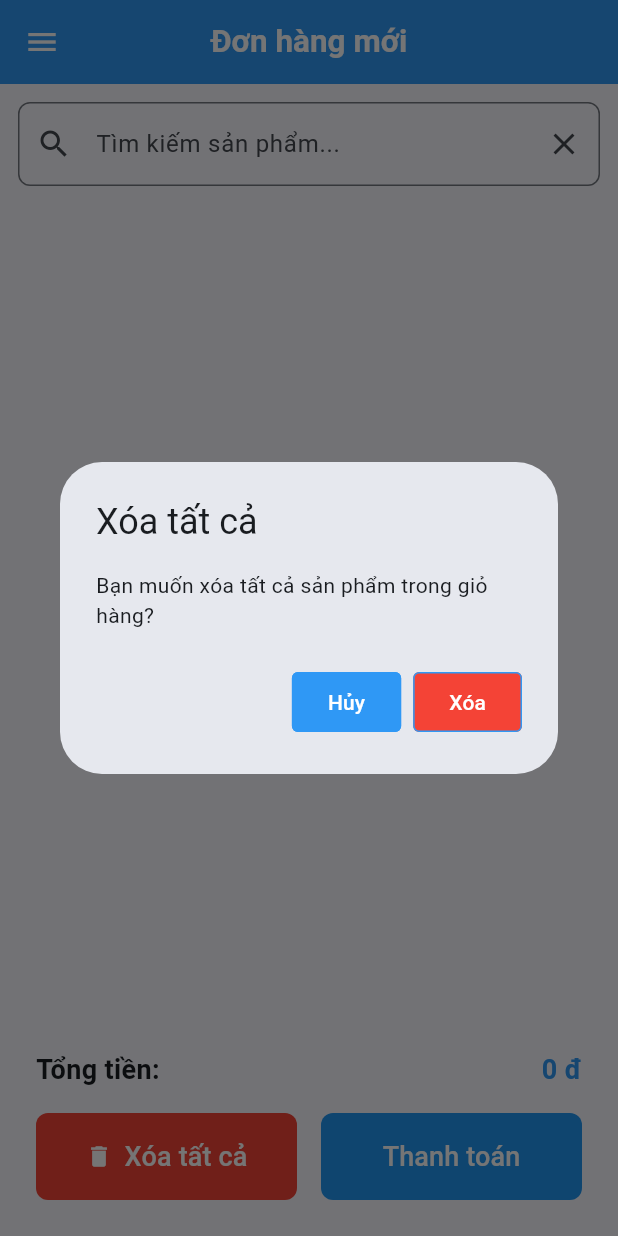
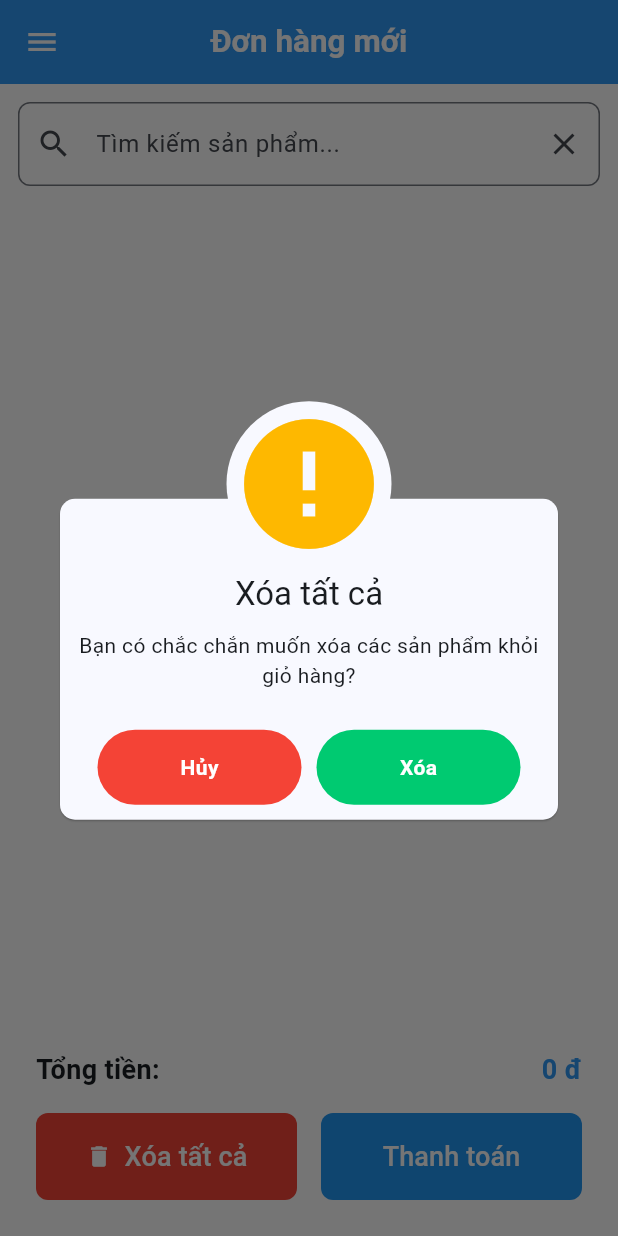
Before and after one commit to hungdungn47/HOSCO_Shop, a Flutter app: the Cart screen opened by its route, after a tap on "Xóa tất cả", on a phone screen of 412 x 824 dp. Run offline on Flutter 3.47's test engine with Material 3 defaults, Android fonts, the phone set to English and light mode, and no system bars; our stand-ins replace awesome_dialog, cached_network_image, firebase_core, firebase_storage, get, get_it and 2 more; missing offline and left inert: cloudinary_url_gen, firebase_app_check; accounts and stored records are empty; network calls fail.

```diff
--- a/lib/utils/theme.dart
+++ b/lib/utils/theme.dart
@@ -4,6 +4,7 @@ import 'package:hosco_shop_2/utils/constants.dart';
 class AppTheme {
   AppTheme._();
   static ThemeData lightTheme = ThemeData(
+    scaffoldBackgroundColor: Colors.white,
     colorScheme: ColorScheme.fromSeed(seedColor: Color(0xff2F98F5)),
     useMaterial3: true,
     appBarTheme: AppBarTheme(
--- a/lib/views/cart/cart.dart
+++ b/lib/views/cart/cart.dart
@@ -22,53 +22,16 @@ class Cart extends StatelessWidget {
       appBar: AppBar(
         title: Text('Đơn hàng mới'),
       ),
-      body: Column(
+      body: GestureDetector(
+        onTap: (){
+          FocusScope.of(context).requestFocus(new FocusNode());
+        },
+        child: Stack(
           children: [
-          Padding(
-            padding: EdgeInsets.all(12.0).copyWith(bottom: 0),
-            child: Column(
+
+            Column(
               children: [
-                TextField(
-                  controller: searchQueryController,
-                  onChanged: cartController.searchProduct,
-                  decoration: InputDecoration(
-                    hintText: "Tìm kiếm sản phẩm...",
-                    prefixIcon: Icon(Icons.search),
-                    suffixIcon: IconButton(onPressed: () {
-                      searchQueryController.clear();
-                      cartController.clearSearchQuery();
-                    }, icon: Icon(Icons.clear)),
-                    border: OutlineInputBorder(borderRadius: BorderRadius.circular(8)),
-                  ),
-                ),
-
-                // 🔹 Show search suggestions
-                Obx(() => cartController.searchQuery == "" ?
-                  SizedBox.shrink():
-                  Container(
-                    margin: EdgeInsets.symmetric(vertical: 4),
-                    decoration: BoxDecoration(
-                      color: Colors.white,
-                      border: Border.all(color: Colors.grey),
-                      borderRadius: BorderRadius.circular(8),
-                    ),
-                    child: Column(
-                      children: cartController.searchSuggestions
-                          .map((suggestion) => ListTile(
-                        title: Text(suggestion),
-                        onTap: () {
-                          searchQueryController.clear();
-                          cartController.clearSearchQuery();
-                          cartController.selectSuggestion(suggestion);
-                        },
-                      ))
-                          .toList(),
-                    ),
-                  )
-                ),
-              ],
-            ),
-          ),
+                const SizedBox(height: 80),
                 Expanded(
                   child: Obx(() {
                     List<CartItem> cartItems = cartController.cartItems;
@@ -117,6 +80,59 @@ class Cart extends StatelessWidget {
                 ),
               ],
             ),
+            Column(
+              children: [
+                Padding(
+                  padding: EdgeInsets.all(12.0).copyWith(bottom: 0),
+                  child: Column(
+                    children: [
+                      TextField(
+                        controller: searchQueryController,
+                        onChanged: cartController.searchProduct,
+                        decoration: InputDecoration(
+                          hintText: "Tìm kiếm sản phẩm...",
+                          prefixIcon: Icon(Icons.search),
+                          suffixIcon: IconButton(onPressed: () {
+                            searchQueryController.clear();
+                            cartController.clearSearchQuery();
+                          }, icon: Icon(Icons.clear)),
+                          border: OutlineInputBorder(borderRadius: BorderRadius.circular(8)),
+                        ),
+                      ),
+
+                      // 🔹 Show search suggestions
+                      Obx(() => cartController.searchQuery == "" ?
+                      SizedBox.shrink():
+                      Container(
+                        margin: EdgeInsets.symmetric(vertical: 4),
+                        decoration: BoxDecoration(
+                          color: Colors.white,
+                          border: Border.all(color: Colors.grey),
+                          borderRadius: BorderRadius.circular(8),
+                        ),
+                        child: Column(
+                          children: cartController.searchSuggestions
+                              .map((suggestion) => ListTile(
+                            title: Text(suggestion),
+                            onTap: () {
+                              searchQueryController.clear();
+                              cartController.clearSearchQuery();
+                              cartController.selectSuggestion(suggestion);
+                            },
+                          ))
+                              .toList(),
+                        ),
+                      )
+                      ),
+                    ],
+                  ),
+                ),
+
+              ],
+            ),
+          ],
+        )
+      ),
       bottomNavigationBar: Padding(
         padding: EdgeInsets.all(24.0).copyWith(top: 0),
         child: Row(
@@ -133,34 +149,19 @@ class Cart extends StatelessWidget {
                 icon: Icon(Icons.delete, color: Colors.white),
                 label: Text("Xóa tất cả", style: TextStyle(fontSize: 18, color: Colors.white)),
                 onPressed: () {
-                  showDialog(
+                  AwesomeDialog(
                     context: context,
-                      builder: (context) {
-                        return AlertDialog(
-                          title: Text("Xóa tất cả"),
-                          content: Text("Bạn muốn xóa tất cả sản phẩm trong giỏ hàng?"),
-                          actions: [
-                            ElevatedButton(
-                              onPressed: () {
-                                Navigator.pop(context);
+                    dialogType: DialogType.warning,
+                    animType: AnimType.rightSlide,
+                    title: "Xóa tất cả",
+                    desc: 'Bạn có chắc chắn muốn xóa các sản phẩm khỏi giỏ hàng?',
+                    btnCancelText: 'Hủy',
+                    btnCancelOnPress: () {},
+                    btnOkText: 'Xóa',
+                    btnOkOnPress: () {
+                      cartController.clearCartItems();
                     },
-                              child: Text('Hủy'),
-                            ),
-                            ElevatedButton(
-                              style: ElevatedButton.styleFrom(
-                                elevation: 0,
-                                  backgroundColor: Colors.red
-                              ),
-                              onPressed: () {
-                                cartController.clearCartItems();
-                                Navigator.pop(context);
-                              },
-                              child: Text('Xóa'),
-                            )
-                          ],
-                        );
-                      });
-
+                  ).show();
                 },
               ),
             ),
@@ -194,10 +195,14 @@ class Cart extends StatelessWidget {
                       dialogType: DialogType.info,
                       animType: AnimType.rightSlide,
                       title: "Thanh toán",
-                      desc: 'Xác nhận thanh toán',
+                      desc: 'Hãy chọn phương thức thanh toán',
+                      btnCancelColor: Colors.green,
+                      btnCancelText: 'Tiền mặt',
                       btnCancelOnPress: () {
 
                       },
+                      btnOkColor: primaryColor,
+                      btnOkText: 'Chuyển khoản',
                       btnOkOnPress: () {
                         cartController.completeTransaction();
                       },
--- a/lib/views/products/product_details.dart
+++ b/lib/views/products/product_details.dart
@@ -175,7 +175,7 @@ class ProductDetailScreen extends StatelessWidget {
               ),
             ),
             onPressed: () => Navigator.pop(context),
-            child: Text("Hủy", style: TextStyle(color: primaryColor)),
+            child: Text("Hủy", style: TextStyle(color: Colors.white)),
           ),
           ElevatedButton(
             style: ElevatedButton.styleFrom(
```
Also changed, not shown: lib/controllers/product_controller.dart (+20 -2 lines), lib/utils/constants.dart (+10 -0 lines), lib/views/history/transaction_history.dart (+7 -1 lines), lib/views/products/products_management.dart (+66 -25 lines), assets/icons/empty_icon.png (added). Lines whose indentation alone changed are shown as unchanged.
